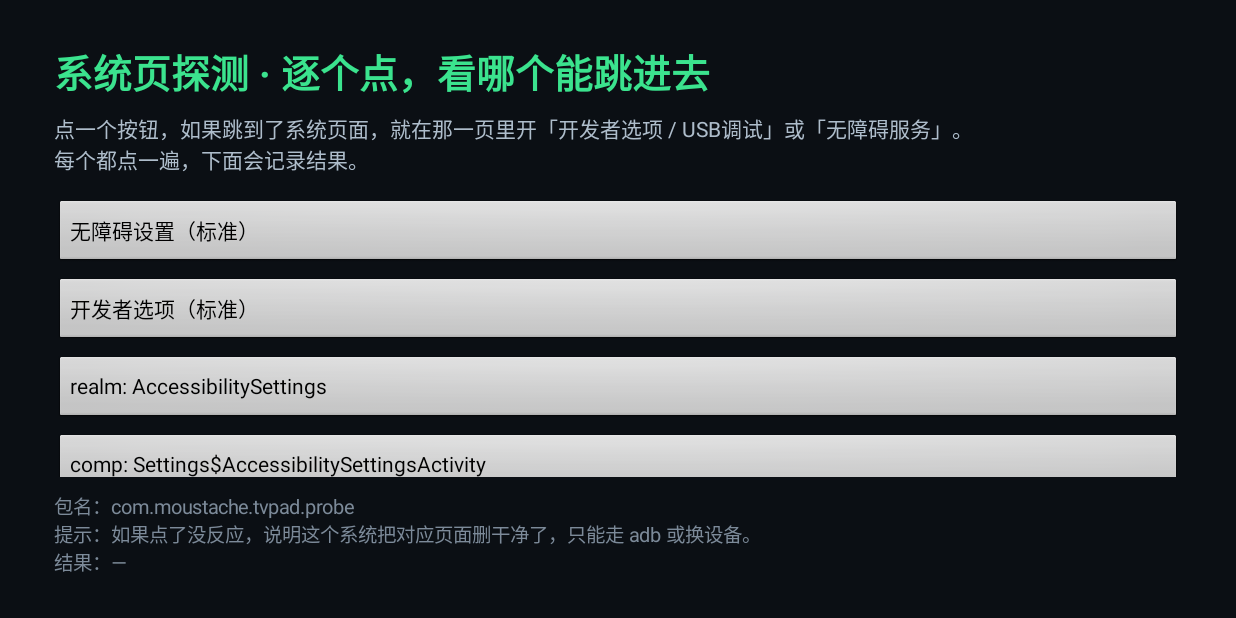
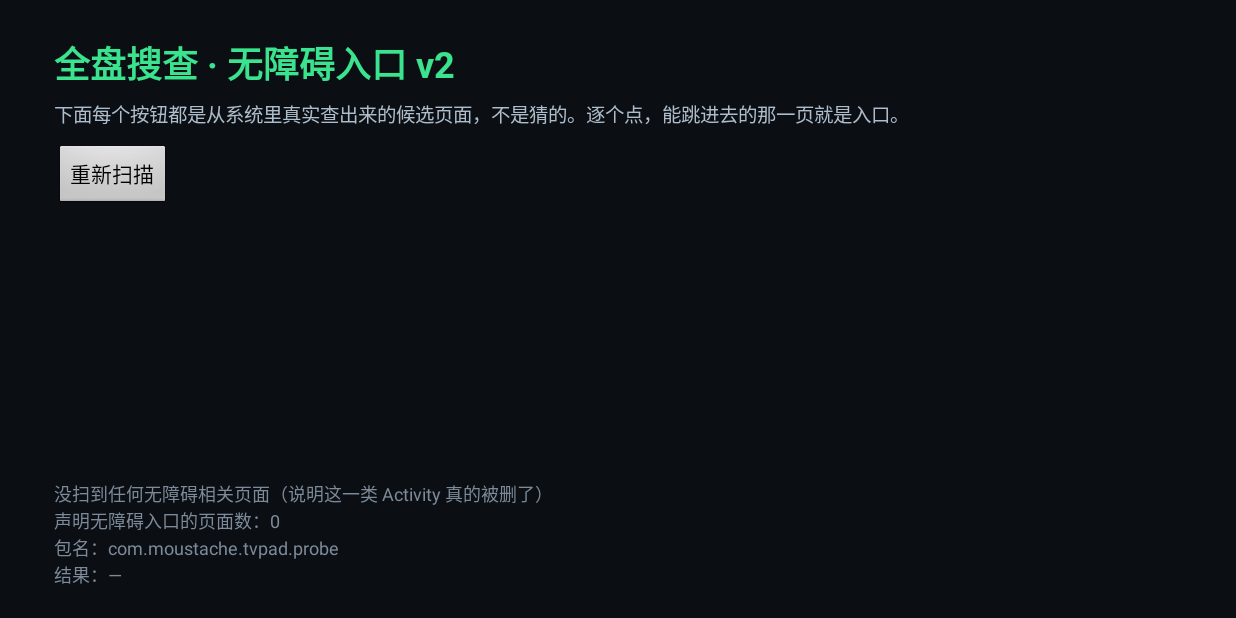
Before and after one commit to hjm98-rgb/tvpad, an Android app: the screen it shows after launch (ProbeActivity), on a phone screen of 824 x 412 dp (held sideways). Run offline under Robolectric (Android 15) with nearby library versions, the phone set to English and light mode, and no system bars.

Commit message:
probe v2: dynamic discovery of accessibility entries

```diff
--- a/android/probe/build.gradle
+++ b/android/probe/build.gradle
@@ -10,8 +10,8 @@ android {
         applicationId "com.moustache.tvpad.probe"
         minSdk 21
         targetSdk 28
-        versionCode 1
-        versionName "1.0.0"
+        versionCode 2
+        versionName "2.0.0"
     }
 
     signingConfigs {
--- a/android/probe/src/main/java/com/moustache/tvpad/probe/ProbeActivity.java
+++ b/android/probe/src/main/java/com/moustache/tvpad/probe/ProbeActivity.java
@@ -3,9 +3,12 @@ package com.moustache.tvpad.probe;
 import android.app.Activity;
 import android.content.ComponentName;
 import android.content.Intent;
+import android.content.pm.ActivityInfo;
+import android.content.pm.PackageInfo;
+import android.content.pm.PackageManager;
+import android.content.pm.ResolveInfo;
 import android.graphics.Color;
 import android.graphics.Typeface;
-import android.net.Uri;
 import android.os.Bundle;
 import android.provider.Settings;
 import android.util.TypedValue;
@@ -18,27 +21,22 @@ import android.widget.ScrollView;
 import android.widget.TextView;
 import android.widget.Toast;
 
+import java.util.ArrayList;
+import java.util.LinkedHashSet;
+import java.util.List;
+
 /**
- * 目的只有一个：绕过被裁掉的设置菜单，用 Intent 直接打到系统里可能还存在的
- * 开发者选项页 / 无障碍页。哪个能打开，就在那一页里手动把开关打开。
+ * v2：不再猜类名，改成"全盘搜查"。
+ * 1) 向系统问：谁声明了能打开无障碍设置（queryIntentActivities）
+ * 2) 遍历所有已安装应用的 Activity，按关键词（accessib / easy / senior / child / assist）筛出可疑入口
+ * 3) 每个结果一个按钮，点了就试；成功/失败都记在下方
  */
 public class ProbeActivity extends Activity {
 
     private TextView log;
-
-    private final String[][] TARGETS = {
-            {"无障碍设置（标准）", "action:" + Settings.ACTION_ACCESSIBILITY_SETTINGS},
-            {"开发者选项（标准）", "action:" + Settings.ACTION_APPLICATION_DEVELOPMENT_SETTINGS},
-            {"realm: AccessibilitySettings", "comp:com.android.settings/.accessibility.AccessibilitySettings"},
-            {"comp: Settings$AccessibilitySettingsActivity", "comp:com.android.settings/.Settings$AccessibilitySettingsActivity"},
-            {"comp: DevelopmentSettings", "comp:com.android.settings/.DevelopmentSettings"},
-            {"comp: Settings$DevelopmentSettingsActivity", "comp:com.android.settings/.Settings$DevelopmentSettingsActivity"},
-            {"comp: tv settings / accessibility", "comp:com.android.tv.settings/.accessibility.AccessibilityActivity"},
-            {"comp: HmSettings 无障碍", "comp:com.hisense.settings/.accessibility.AccessibilitySettingsActivity"},
-            {"comp: 海信 settings 高级", "comp:com.hisense.settings/.AdvancedSettingsActivity"},
-            {"应用详情（本 App）", "action:" + Settings.ACTION_APPLICATION_DETAILS_SETTINGS},
-            {"系统设置首页", "action:" + Settings.ACTION_SETTINGS}
-    };
+    private LinearLayout list;
+    private final LinkedHashSet<String> found = new LinkedHashSet<>();
+    private int count = 0;
 
     @Override
     protected void onCreate(Bundle savedInstanceState) {
@@ -48,88 +46,146 @@ public class ProbeActivity extends Activity {
         root.setOrientation(LinearLayout.VERTICAL);
         root.setBackgroundColor(Color.parseColor("#0B0F14"));
         int pad = dp(36);
-        root.setPadding(pad, dp(28), pad, dp(28));
+        root.setPadding(pad, dp(24), pad, dp(20));
 
         TextView title = new TextView(this);
-        title.setText("系统页探测 · 逐个点，看哪个能跳进去");
+        title.setText("全盘搜查 · 无障碍入口 v2");
         title.setTextColor(Color.parseColor("#3BE38E"));
-        title.setTextSize(TypedValue.COMPLEX_UNIT_SP, 26);
+        title.setTextSize(TypedValue.COMPLEX_UNIT_SP, 24);
         title.setTypeface(Typeface.DEFAULT_BOLD);
         root.addView(title);
 
         TextView hint = new TextView(this);
-        hint.setText("点一个按钮，如果跳到了系统页面，就在那一页里开「开发者选项 / USB调试」或「无障碍服务」。\n每个都点一遍，下面会记录结果。");
+        hint.setText("下面每个按钮都是从系统里真实查出来的候选页面，不是猜的。逐个点，能跳进去的那一页就是入口。");
         hint.setTextColor(Color.parseColor("#AEBDCB"));
-        hint.setTextSize(TypedValue.COMPLEX_UNIT_SP, 14);
-        hint.setPadding(0, dp(8), 0, dp(16));
+        hint.setTextSize(TypedValue.COMPLEX_UNIT_SP, 13);
+        hint.setPadding(0, dp(6), 0, dp(10));
         root.addView(hint);
 
-        LinearLayout grid = new LinearLayout(this);
-        grid.setOrientation(LinearLayout.VERTICAL);
-        for (int i = 0; i < TARGETS.length; i++) {
-            final String label = TARGETS[i][0];
-            final String spec = TARGETS[i][1];
-            Button b = new Button(this);
-            b.setText(label);
-            b.setAllCaps(false);
-            b.setTextSize(TypedValue.COMPLEX_UNIT_SP, 14);
-            b.setGravity(Gravity.START | Gravity.CENTER_VERTICAL);
-            LinearLayout.LayoutParams lp = new LinearLayout.LayoutParams(
-                    ViewGroup.LayoutParams.MATCH_PARENT, dp(46));
-            lp.bottomMargin = dp(6);
-            b.setLayoutParams(lp);
-            b.setOnClickListener(new View.OnClickListener() {
-                public void onClick(View v) {
-                    go(label, spec);
-                }
-            });
-            grid.addView(b);
-        }
+        Button rescan = new Button(this);
+        rescan.setText("重新扫描");
+        rescan.setAllCaps(false);
+        rescan.setOnClickListener(new View.OnClickListener() {
+            public void onClick(View v) {
+                found.clear();
+                count = 0;
+                list.removeAllViews();
+                log.setText("结果：—");
+                scan();
+            }
+        });
+        root.addView(rescan, new LinearLayout.LayoutParams(
+                ViewGroup.LayoutParams.WRAP_CONTENT, dp(44)));
 
         ScrollView sv = new ScrollView(this);
-        sv.addView(grid);
-        LinearLayout.LayoutParams slp = new LinearLayout.LayoutParams(
-                ViewGroup.LayoutParams.MATCH_PARENT, 0, 1f);
-        root.addView(sv, slp);
+        list = new LinearLayout(this);
+        list.setOrientation(LinearLayout.VERTICAL);
+        sv.addView(list);
+        root.addView(sv, new LinearLayout.LayoutParams(
+                ViewGroup.LayoutParams.MATCH_PARENT, 0, 1f));
 
         log = new TextView(this);
         log.setText("结果：—");
         log.setTextColor(Color.parseColor("#7C8A99"));
-        log.setTextSize(TypedValue.COMPLEX_UNIT_SP, 13);
-        log.setPadding(0, dp(10), 0, 0);
+        log.setTextSize(TypedValue.COMPLEX_UNIT_SP, 12);
+        log.setPadding(0, dp(8), 0, 0);
         root.addView(log);
 
         setContentView(root);
-        log("提示：如果点了没反应，说明这个系统把对应页面删干净了，只能走 adb 或换设备。");
-
-        // 顺手把当前 App 的包名/版本显示出来，方便核对
         log("包名：" + getPackageName());
+        scan();
     }
 
-    private void go(String label, String spec) {
-        Intent intent;
+    private void scan() {
+        PackageManager pm = getPackageManager();
+
+        // 1) 谁声明能处理"打开无障碍设置"
         try {
-            if (spec.startsWith("action:")) {
-                intent = new Intent(spec.substring(7));
-            } else {
-                String s = spec.substring(5);
-                int slash = s.indexOf('/');
-                String pkg = s.substring(0, slash);
-                String cls = s.substring(slash + 1);
-                if (cls.startsWith(".")) cls = pkg + cls;
-                intent = new Intent();
-                intent.setComponent(new ComponentName(pkg, cls));
-                intent.setFlags(Intent.FLAG_ACTIVITY_NEW_TASK);
+            Intent i = new Intent(Settings.ACTION_ACCESSIBILITY_SETTINGS);
+            List<ResolveInfo> rs = pm.queryIntentActivities(i, 0);
+            log("声明无障碍入口的页面数：" + rs.size());
+            for (ResolveInfo ri : rs) {
+                if (ri.activityInfo == null) continue;
+                add(ri.activityInfo.packageName, ri.activityInfo.name, "intent→无障碍");
             }
-            if (Settings.ACTION_APPLICATION_DETAILS_SETTINGS.equals(spec.substring(7))) {
-                intent.setData(Uri.parse("package:" + getPackageName()));
+        } catch (Throwable t) {
+            log("查询 intent 失败：" + t.getClass().getSimpleName());
+        }
+
+        // 2) 遍历所有包，找无障碍 + 简易/长辈/儿童 类入口
+        List<PackageInfo> pkgs;
+        try {
+            pkgs = pm.getInstalledPackages(PackageManager.GET_ACTIVITIES);
+        } catch (Throwable t) {
+            log("枚举包失败：" + t.getClass().getSimpleName());
+            pkgs = new ArrayList<>();
+        }
+        for (PackageInfo pi : pkgs) {
+            if (pi.activities == null) continue;
+            String pkg = pi.packageName.toLowerCase();
+            boolean sysish = pkg.startsWith("com.android.settings")
+                    || pkg.startsWith("com.android.tv.settings")
+                    || pkg.contains("settings")
+                    || pkg.startsWith("com.hisense")
+                    || pkg.startsWith("com.juhaokan")
+                    || pkg.startsWith("com.vision");
+            for (ActivityInfo ai : pi.activities) {
+                if (ai.name == null) continue;
+                String cls = ai.name.toLowerCase();
+                if (cls.contains("accessib")) {
+                    add(ai.packageName, ai.name, "accessib");
+                } else if (sysish && (cls.contains("easy") || cls.contains("senior")
+                        || cls.contains("child") || cls.contains("simple")
+                        || cls.contains("assist") || cls.contains("aid")
+                        || cls.contains("elder") || cls.contains("guide"))) {
+                    add(ai.packageName, ai.name, "简易/长辈");
+                }
             }
+        }
+
+        if (count == 0) {
+            log("没扫到任何无障碍相关页面（说明这一类 Activity 真的被删了）");
+        }
+    }
+
+    private void add(String pkg, String cls, String why) {
+        String key = pkg + "/" + cls;
+        if (!found.add(key)) return;
+        if (count >= 60) return;
+
+        String shortName = cls.startsWith(pkg) ? cls.substring(pkg.length()) : cls;
+        if (shortName.startsWith(".")) shortName = shortName.substring(1);
+
+        Button b = new Button(this);
+        b.setText("[" + why + "] " + pkg + "\n" + shortName);
+        b.setAllCaps(false);
+        b.setTextSize(TypedValue.COMPLEX_UNIT_SP, 12);
+        b.setGravity(Gravity.START | Gravity.CENTER_VERTICAL);
+        LinearLayout.LayoutParams lp = new LinearLayout.LayoutParams(
+                ViewGroup.LayoutParams.MATCH_PARENT, dp(56));
+        lp.bottomMargin = dp(5);
+        b.setLayoutParams(lp);
+        final String fPkg = pkg, fCls = cls;
+        b.setOnClickListener(new View.OnClickListener() {
+            public void onClick(View v) {
+                launch(fPkg, fCls);
+            }
+        });
+        list.addView(b);
+        count++;
+    }
+
+    private void launch(String pkg, String cls) {
+        try {
+            Intent intent = new Intent();
+            intent.setComponent(new ComponentName(pkg, cls));
+            intent.setFlags(Intent.FLAG_ACTIVITY_NEW_TASK);
             startActivity(intent);
-            log("✔ 已发起：" + label);
-            Toast.makeText(this, "已打开：" + label, Toast.LENGTH_SHORT).show();
+            log("✔ 已打开：" + pkg + "/" + cls);
+            Toast.makeText(this, "打开成功", Toast.LENGTH_SHORT).show();
         } catch (Throwable t) {
-            log("✘ 打不开：" + label + " → " + t.getClass().getSimpleName());
-            Toast.makeText(this, "打不开：" + label, Toast.LENGTH_SHORT).show();
+            log("✘ 打不开：" + pkg + "/" + cls + " → " + t.getClass().getSimpleName());
+            Toast.makeText(this, "打不开", Toast.LENGTH_SHORT).show();
         }
     }
 
```
